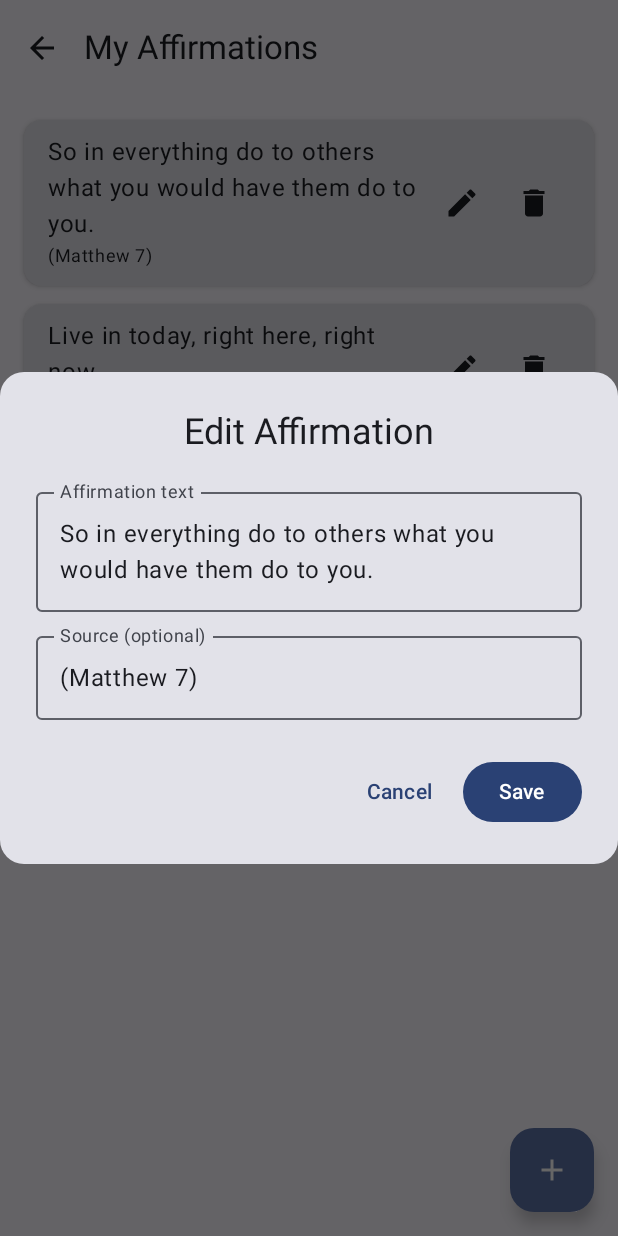
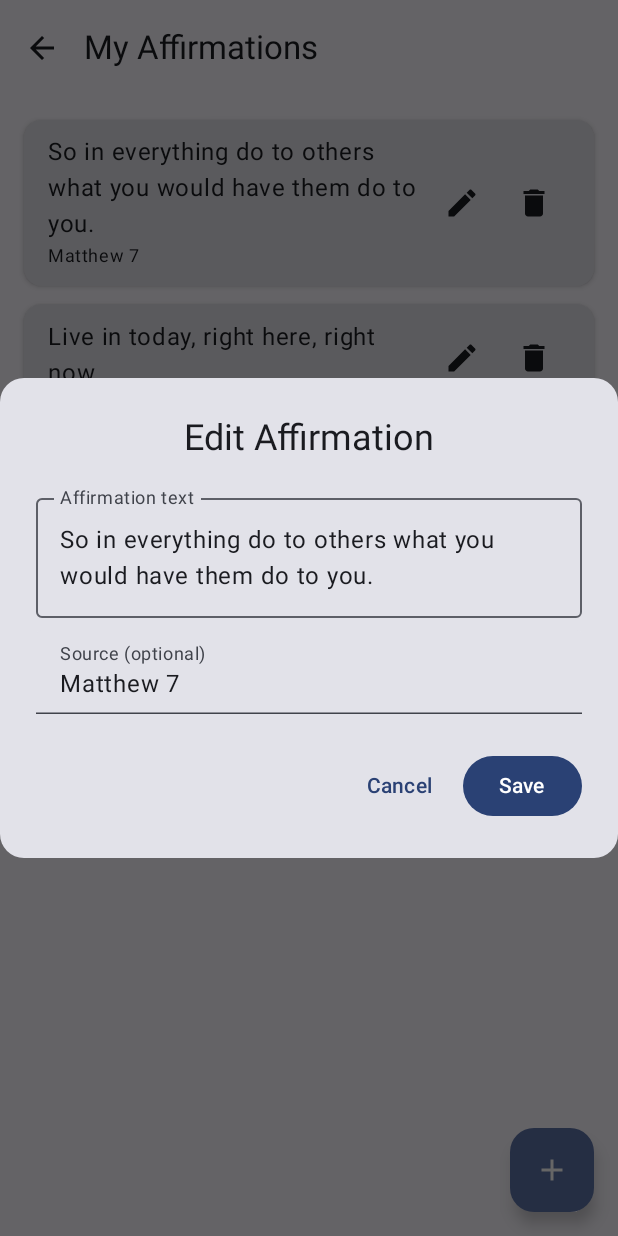
Before and after one commit to xata-node/bibliverse, an Android app built with Jetpack Compose: the AffirmationsScreen screen opened through its navigation route, after a tap on "Edit Affirmation", on a phone screen of 412 x 824 dp. Run offline under Robolectric (Android 15) with nearby library versions, the phone set to English and light mode, and no system bars; libraries missing offline, so code that uses them is left out: com.android.billingclient; 2 statements that could not run were skipped.

Commit message:
Updated affirmations handling: reference format changed to double parentheses and UI/input improvements.

```diff
--- a/app/src/main/assets/affirmations.txt
+++ b/app/src/main/assets/affirmations.txt
@@ -1,7 +1,7 @@
 So in everything do to others what you would have them do to you.
-(Matthew 7)
+((Matthew 7))
 
 Live in today, right here, right now.
 
 This is an example affirmation
-(Example)
+((Example))
--- a/app/src/main/java/com/gemini/bibliverse/data/VerseRepository.kt
+++ b/app/src/main/java/com/gemini/bibliverse/data/VerseRepository.kt
@@ -80,13 +80,15 @@ class VerseRepository(private val context: Context) {
             blocks.forEach { block ->
                 val lines = block.lines().filter { it.isNotBlank() }
                 if (lines.isNotEmpty()) {
-                    // Ищем строку, которая начинается со скобки, для ссылки
-                    val verseReference = lines.find { it.startsWith("(") && it.endsWith(")") } ?: "(Affirmation)"
-                    // Объединяем остальные строки в текст стиха
+                    // Find line that is enclosed in double parenthesis and use it as reference
+                    val verseReference = lines.find { it.startsWith("((") && it.endsWith("))") } ?: "(())"
+                    // Join the rest of the lines to form the verse text
                     val verseText = lines.filter { it != verseReference }.joinToString("\n").trim()
 
                     if (verseText.isNotEmpty()) {
-                        affirmations.add(Verse(text = verseText, reference = verseReference, isAffirmation = true))
+                        // Provide a clean reference to the app
+                        val cleanReference = verseReference.removeSurrounding("((", "))")
+                        affirmations.add(Verse(text = verseText, reference = cleanReference, isAffirmation = true))
                     }
                 }
             }
@@ -103,7 +105,8 @@ class VerseRepository(private val context: Context) {
                 affirmations.forEachIndexed { index, verse ->
                     writer.write(verse.text)
                     writer.write("\n")
-                    writer.write(verse.reference)
+                    // Ensure the reference is always wrapped in double parentheses when saving
+                    writer.write("((${verse.reference}))")
                     if (index < affirmations.size - 1) {
                         writer.write("\n\n")
                     }
--- a/app/src/main/java/com/gemini/bibliverse/ui/screens/AffirmationsScreen.kt
+++ b/app/src/main/java/com/gemini/bibliverse/ui/screens/AffirmationsScreen.kt
@@ -3,6 +3,7 @@ package com.gemini.bibliverse.ui.screens
 import androidx.compose.foundation.layout.*
 import androidx.compose.foundation.lazy.LazyColumn
 import androidx.compose.foundation.lazy.items
+import androidx.compose.foundation.text.KeyboardOptions
 import androidx.compose.material.icons.Icons
 import androidx.compose.material.icons.automirrored.filled.ArrowBack
 import androidx.compose.material.icons.filled.Add
@@ -12,6 +13,7 @@ import androidx.compose.material3.*
 import androidx.compose.runtime.*
 import androidx.compose.ui.Alignment
 import androidx.compose.ui.Modifier
+import androidx.compose.ui.text.input.ImeAction
 import androidx.compose.ui.unit.dp
 import androidx.compose.ui.window.Dialog
 import androidx.navigation.NavController
@@ -46,11 +48,18 @@ private fun AddOrEditAffirmationDialog(
                     modifier = Modifier.fillMaxWidth()
                 )
                 Spacer(modifier = Modifier.height(8.dp))
-                OutlinedTextField(
+                TextField(
                     value = reference,
-                    onValueChange = { reference = it },
+                    onValueChange = { newValue ->
+                        // Filter out newlines to avoid issues with saving
+                        reference = newValue.replace("\n", "").replace("\r", "")
+                    },
                     label = { Text("Source (optional)") },
-                    modifier = Modifier.fillMaxWidth()
+                    modifier = Modifier.fillMaxWidth(),
+                    singleLine = true, // Disables multi-line input
+                    keyboardOptions = KeyboardOptions(
+                        imeAction = ImeAction.Done // Changes the 'Enter' key to 'Done' explicitly
+                    )
                 )
                 Spacer(modifier = Modifier.height(24.dp))
                 Row(
@@ -62,7 +71,8 @@ private fun AddOrEditAffirmationDialog(
                     }
                     Spacer(modifier = Modifier.width(8.dp))
                     Button(
-                        onClick = { onConfirm(text, reference.ifBlank { "(Affirmation)" }) },
+                        // Ensure the reference is trimmed of leading/trailing spaces
+                        onClick = { onConfirm(text.trim(), reference.trim()) },
                         enabled = text.isNotBlank()
                     ) {
                         Text(if (isEditing) "Save" else "Add")
@@ -163,7 +173,9 @@ fun AffirmationItem(
             Column(modifier = Modifier.weight(1f)) {
                 Text(affirmation.text, style = MaterialTheme.typography.bodyLarge)
                 Spacer(modifier = Modifier.height(4.dp))
-                Text(affirmation.reference, style = MaterialTheme.typography.bodySmall)
+                if(affirmation.reference.isNotBlank()) {
+                    Text(affirmation.reference, style = MaterialTheme.typography.bodySmall)
+                }
             }
             // Edit Button
             IconButton(onClick = { onEdit(affirmation) }) {
```
